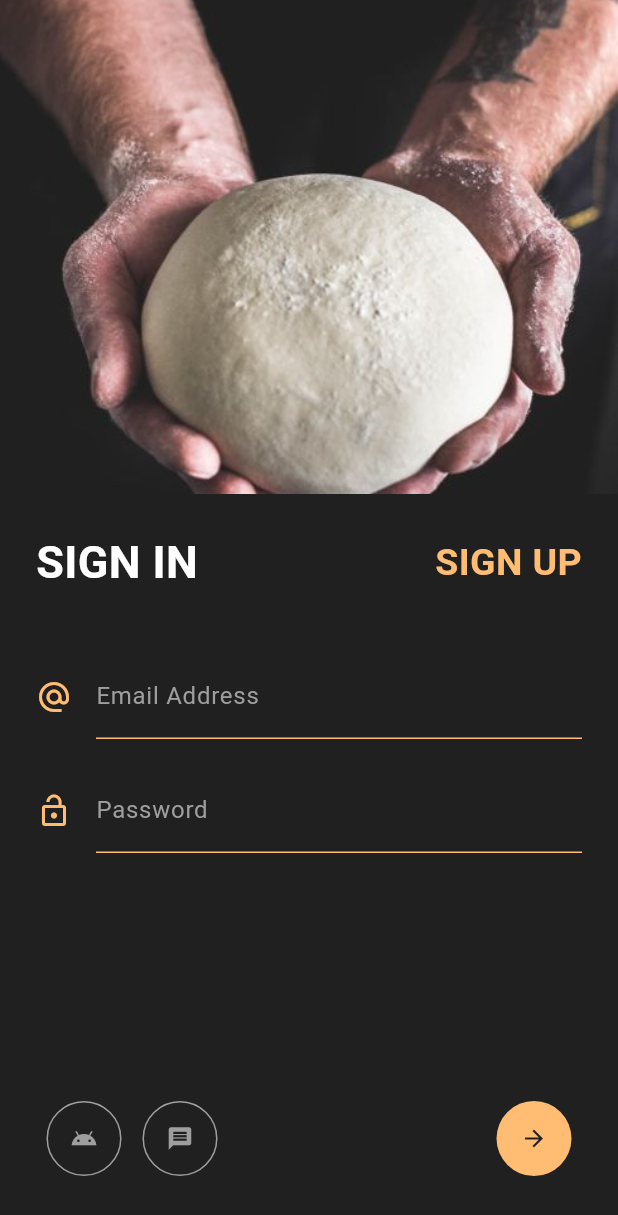
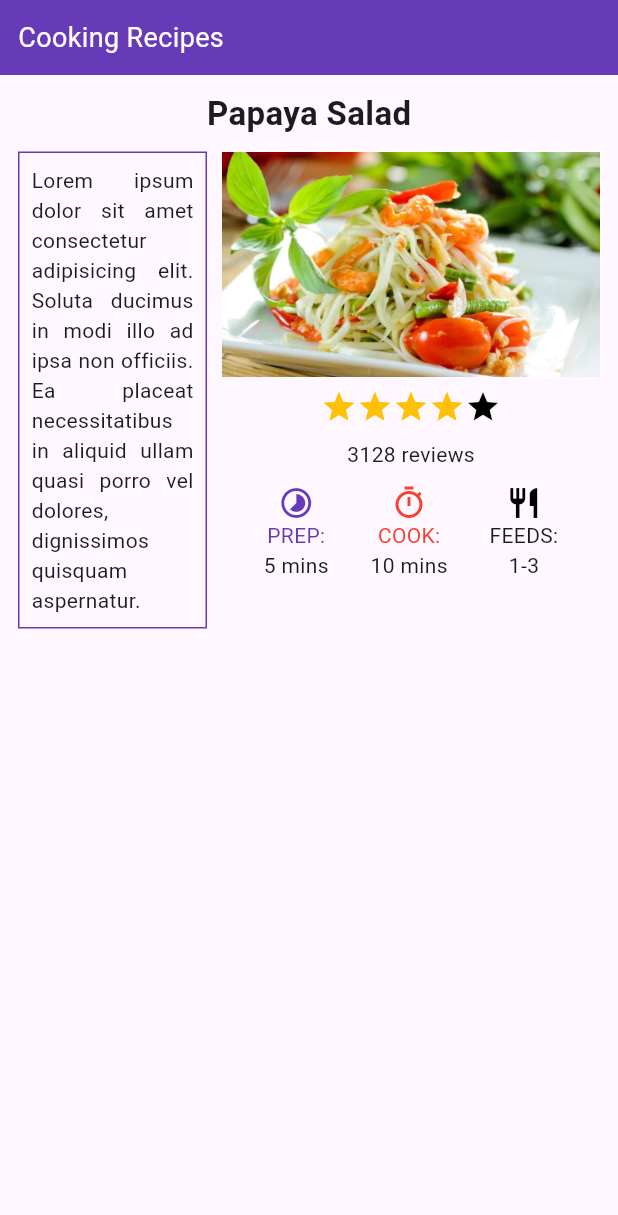
Before and after one commit to bxen/flutter_code, a Flutter app: the screen it shows after launch, on a phone screen of 412 x 824 dp. Shown: the top 1215 px of the screen. Run offline on Flutter 3.47's test engine with Material 3 defaults, Android fonts, the phone set to English and light mode, and no system bars; our stand-ins replace google_fonts.

Commit message:
Add salad page

```diff
--- a/lib/main.dart
+++ b/lib/main.dart
@@ -1,5 +1,5 @@
 import 'package:flutter/material.dart';
-import 'package:flutter_code/week06/assignment01.dart';
+import 'package:flutter_code/week06/salad_demo.dart';
 // import 'package:flutter_code/week06/assignment2.dart';
 // import 'package:flutter_code/week06/exercise10.dart';
 // import 'package:flutter_code/week06/salad_demo.dart';
@@ -24,6 +24,6 @@ import 'package:flutter_code/week06/assignment01.dart';
 // }
 
 void main(){
-  runApp(MaterialApp(home:Assignment01(),
+  runApp(MaterialApp(home:SaladDemo(),
   debugShowCheckedModeBanner: false,));
 }
--- /dev/null
+++ b/lib/week06/salad_demo.dart
@@ -0,0 +1,143 @@
+import 'package:flutter/material.dart';
+
+class SaladDemo extends StatefulWidget {
+  const SaladDemo({super.key});
+
+  @override
+  State<SaladDemo> createState() => _SaladDemoState();
+}
+
+class _SaladDemoState extends State<SaladDemo> {
+  @override
+  Widget build(BuildContext context) {
+    return Scaffold(
+      body: Column(
+        crossAxisAlignment: CrossAxisAlignment.start,
+        children: [
+          // Header
+          Container(
+            width: double.infinity,
+            padding: const EdgeInsets.all(12),
+            color: Colors.deepPurple,
+            child: const Text(
+              "Cooking Recipes",
+              style: TextStyle(color: Colors.white, fontSize: 18),
+            ),
+          ),
+
+          const SizedBox(height: 10),
+
+          // Title
+          const Center(
+            child: Text(
+              "Papaya Salad",
+              style: TextStyle(fontSize: 22, fontWeight: FontWeight.bold),
+            ),
+          ),
+
+          const SizedBox(height: 10),
+
+          // Row: Description + Image & Rating
+          Padding(
+            padding: const EdgeInsets.symmetric(horizontal: 12),
+            child: Row(
+              crossAxisAlignment: CrossAxisAlignment.start,
+              children: [
+                // Left: Description
+                Expanded(
+                  flex: 1,
+                  child: Container(
+                    padding: const EdgeInsets.all(8),
+                    decoration: BoxDecoration(
+                      border: Border.all(color: Colors.deepPurple),
+                    ),
+                    child: const Text(
+                      "Lorem ipsum dolor sit amet consectetur adipisicing elit. "
+                      "Soluta ducimus in modi illo ad ipsa non officiis. "
+                      "Ea placeat necessitatibus in aliquid ullam quasi porro vel dolores, "
+                      "dignissimos quisquam aspernatur.",
+                      textAlign: TextAlign.justify,
+                    ),
+                  ),
+                ),
+
+                const SizedBox(width: 10),
+
+                // Right: Image + Rating
+                Expanded(
+                  flex: 2,
+                  child: Column(
+                    crossAxisAlignment: CrossAxisAlignment.center,
+                    children: [
+                      // Image
+                      Container(
+                        width: 300,
+                        height: 150,
+                        decoration: BoxDecoration(
+                          image: const DecorationImage(
+                            image: AssetImage('assets/images/salad.jpg'),
+                            fit: BoxFit.cover,
+                          ),
+                        ),
+                      ),
+                      const SizedBox(height: 8),
+
+                      // Rating
+                      Row(
+                        mainAxisAlignment: MainAxisAlignment.center,
+                        children: const [
+                          Icon(Icons.star, color: Colors.amber),
+                          Icon(Icons.star, color: Colors.amber),
+                          Icon(Icons.star, color: Colors.amber),
+                          Icon(Icons.star, color: Colors.amber),
+                          Icon(Icons.star, color: Colors.black),
+                        ],
+                      ),
+                      SizedBox(height: 10),
+                      const Text("3128 reviews"),
+                      SizedBox(height: 10),
+
+                      Row(
+                        mainAxisAlignment: MainAxisAlignment.spaceEvenly,
+
+                        children: [
+                          Column(
+                            children: const [
+                              Icon(Icons.timelapse, color: Colors.deepPurple),
+                              Text(
+                                "PREP:",
+                                style: TextStyle(color: Colors.deepPurple),
+                              ),
+                              Text("5 mins"),
+                            ],
+                          ),
+                          Column(
+                            children: const [
+                              Icon(Icons.timer_outlined, color: Colors.red),
+                              Text(
+                                "COOK:",
+                                style: TextStyle(color: Colors.red),
+                              ),
+                              Text("10 mins"),
+                            ],
+                          ),
+                          Column(
+                            children: const [
+                              Icon(Icons.restaurant, color: Colors.black),
+                              Text("FEEDS:"),
+                              Text("1-3"),
+                            ],
+                          ),
+                        ],
+                      ),
+                    ],
+                  ),
+                ),
+              ],
+            ),
+          ),
+        ],
+      ),
+    );
+  }
+}
--- a/pubspec.yaml
+++ b/pubspec.yaml
@@ -60,7 +60,7 @@ flutter:
 
   # To add assets to your application, add an assets section, like this:
   assets:
-  - assets/images/baking.jpg
+  - assets/images/salad.jpg
 
   # An image asset can refer to one or more resolution-specific "variants", see
   # https://flutter.dev/to/resolution-aware-images
```
